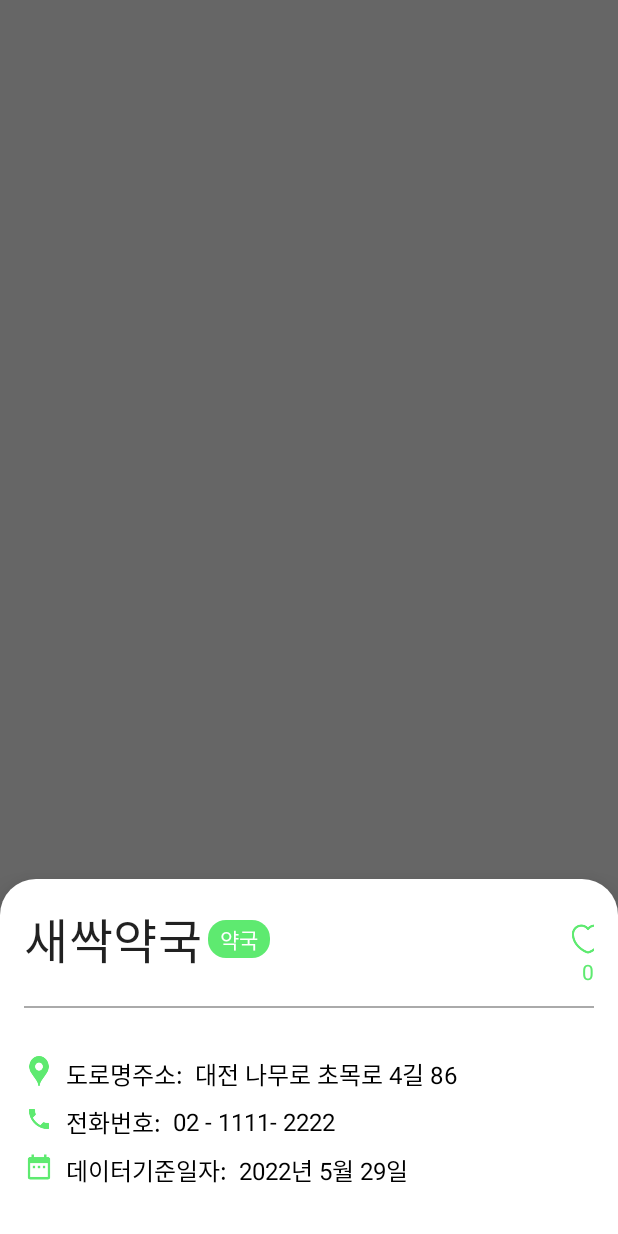
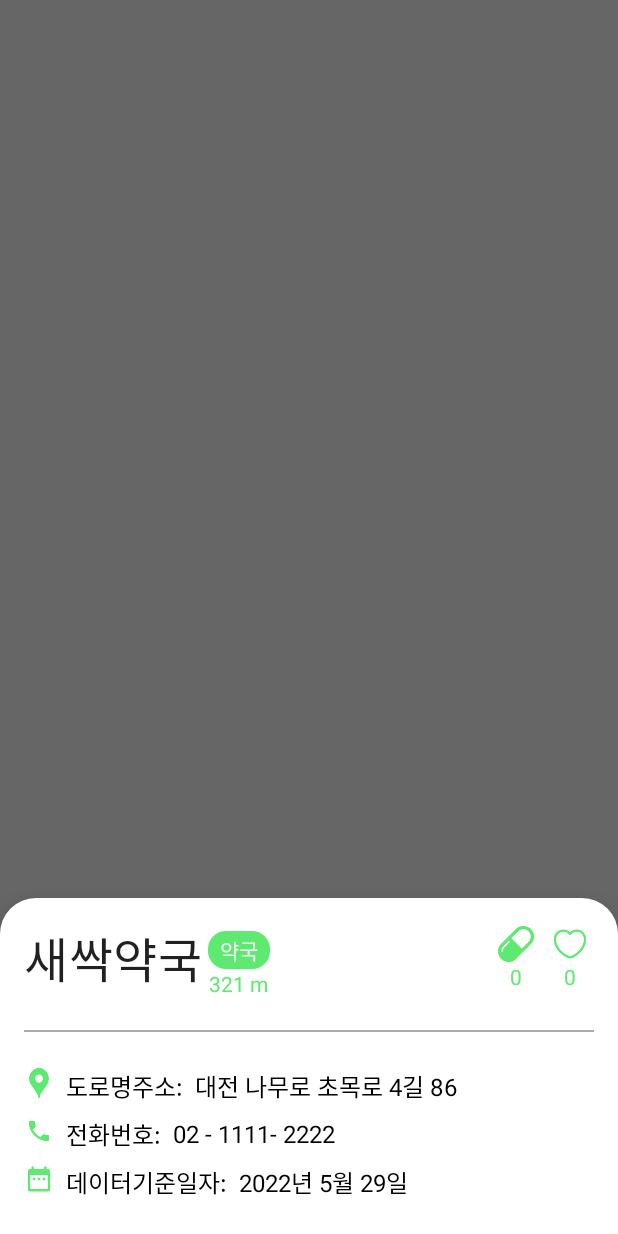
Before and after one commit to BanDalKang/Medi_seed, an Android app: the fragment BottomSheetFragment placed in its activity, on a phone screen of 412 x 824 dp. Run offline under Robolectric (Android 15) with nearby library versions, the phone set to English and light mode, and no system bars; our stand-ins replace Firebase (no records; nobody signed in at launch, a user with empty details on screens opened directly).

Commit message:
feat: 수거횟수 가져오기

```diff
--- a/app/src/main/java/com/mediseed/mediseed/ui/bottomSheet/BottomSheetFragment.kt
+++ b/app/src/main/java/com/mediseed/mediseed/ui/bottomSheet/BottomSheetFragment.kt
@@ -42,21 +42,22 @@ class BottomSheetFragment : BottomSheetDialogFragment() {
             binding.tvDate.text = it.getString("date", "")
         }
 
-        // heart count를 관찰
         viewModel.heartCount.observe(viewLifecycleOwner) { count ->
             binding.tvHeartNumber.text = count.toString()
         }
 
-        // heart count를 가져옴
+        viewModel.medicineCount.observe(viewLifecycleOwner) { count ->
+            binding.tvMedicineNumber.text = count.toString()
+        }
+
         viewModel.fetchHeartCount(turn)
+        viewModel.fetchMedicineCount(turn)
 
-        // 하트 아이콘 클릭 리스너 설정
         binding.ivHeart.setOnClickListener {
             val isHeartFilled = toggleHeartIcon()
             viewModel.updateHeartCount(turn, isHeartFilled) { success ->
                 if (!success) {
-                    // 실패했을 경우, 하트 아이콘 변경을 되돌림
-                    toggleHeartIcon() // 변경 되돌림
+                    toggleHeartIcon()
                 }
             }
         }
--- a/app/src/main/java/com/mediseed/mediseed/ui/bottomSheet/BottomSheetViewModel.kt
+++ b/app/src/main/java/com/mediseed/mediseed/ui/bottomSheet/BottomSheetViewModel.kt
@@ -12,14 +12,17 @@ class BottomSheetViewModel : ViewModel() {
     private val _heartCount = MutableLiveData<Int>()
     val heartCount: LiveData<Int> get() = _heartCount
 
+    private val _medicineCount = MutableLiveData<Int>()
+    val medicineCount: LiveData<Int> get() = _medicineCount
+
     private var heartCountListener: ValueEventListener? = null
+    private var medicineCountListener: ValueEventListener? = null
     private var currentTurn: Int? = null
 
     fun fetchHeartCount(turn: Int) {
-        val ref = database.getReference("location/$turn/heart")
+        val ref = database.getReference("location/$turn/heartCount")
         currentTurn = turn
 
-        // 이전 리스너가 있으면 제거하여 메모리 누수 방지
         heartCountListener?.let { ref.removeEventListener(it) }
 
         heartCountListener = object : ValueEventListener {
@@ -35,8 +38,27 @@ class BottomSheetViewModel : ViewModel() {
         ref.addValueEventListener(heartCountListener as ValueEventListener)
     }
 
+    fun fetchMedicineCount(turn: Int) {
+        val ref = database.getReference("location/$turn/medicineCount")
+        currentTurn = turn
+
+        medicineCountListener?.let { ref.removeEventListener(it) }
+
+        medicineCountListener = object : ValueEventListener {
+            override fun onDataChange(dataSnapshot: DataSnapshot) {
+                val count = dataSnapshot.getValue(Int::class.java) ?: 0
+                _medicineCount.value = count
+            }
+
+            override fun onCancelled(databaseError: DatabaseError) {
+                // 에러 처리
+            }
+        }
+        ref.addValueEventListener(medicineCountListener as ValueEventListener)
+    }
+
     fun updateHeartCount(turn: Int, increment: Boolean, callback: (Boolean) -> Unit) {
-        val ref = database.getReference("location/$turn/heart")
+        val ref = database.getReference("location/$turn/heartCount")
 
         ref.runTransaction(object : Transaction.Handler {
             override fun doTransaction(mutableData: MutableData): Transaction.Result {
@@ -55,7 +77,6 @@ class BottomSheetViewModel : ViewModel() {
             ) {
                 callback(committed)
                 if (committed) {
-                    // 이 부분은 선택사항이며, 리스너가 값을 업데이트할 것이기 때문에
                     _heartCount.value = dataSnapshot?.getValue(Int::class.java)
                 }
             }
@@ -64,10 +85,14 @@ class BottomSheetViewModel : ViewModel() {
 
     override fun onCleared() {
         super.onCleared()
-        // ViewModel이 클리어될 때 리스너를 제거하여 메모리 누수 방지
         heartCountListener?.let { listener ->
             currentTurn?.let { turn ->
-                database.getReference("location/$turn/heart").removeEventListener(listener)
+                database.getReference("location/$turn/heartCount").removeEventListener(listener)
+            }
+        }
+        medicineCountListener?.let { listener ->
+            currentTurn?.let { turn ->
+                database.getReference("location/$turn/medicineCount").removeEventListener(listener)
             }
         }
     }
--- a/app/src/main/res/drawable/shape_facility_type.xml
+++ b/app/src/main/res/drawable/shape_facility_type.xml
@@ -1,5 +1,5 @@
 <shape xmlns:android="http://schemas.android.com/apk/res/android">
     <solid android:color="@color/green_300" />
     <corners android:radius="12dp" />
-    <size android:width="40dp" android:height="22dp" />
+    <size android:width="40dp" android:height="20dp" />
 </shape>
--- a/app/src/main/res/layout/fragment_bottom_sheet.xml
+++ b/app/src/main/res/layout/fragment_bottom_sheet.xml
@@ -1,6 +1,7 @@
 <?xml version="1.0" encoding="utf-8"?>
 <androidx.constraintlayout.widget.ConstraintLayout xmlns:android="http://schemas.android.com/apk/res/android"
     xmlns:app="http://schemas.android.com/apk/res-auto"
+    xmlns:tools="http://schemas.android.com/tools"
     android:layout_width="match_parent"
     android:layout_height="wrap_content"
     android:padding="16dp">
@@ -15,47 +16,96 @@
         app:layout_constraintStart_toStartOf="parent"
         app:layout_constraintTop_toTopOf="parent" />
 
+    <LinearLayout
+        android:layout_width="wrap_content"
+        android:layout_height="wrap_content"
+        android:gravity="center"
+        android:orientation="vertical"
+        android:layout_marginStart="4dp"
+        android:layout_marginTop="8dp"
+        app:layout_constraintStart_toEndOf="@+id/tvFacilityName"
+        app:layout_constraintTop_toTopOf="@+id/tvFacilityName"
+        app:layout_constraintBottom_toBottomOf="@+id/tvFacilityName">
+
         <TextView
             android:id="@+id/tvFacilityType"
             android:layout_width="wrap_content"
             android:layout_height="wrap_content"
-        android:layout_marginStart="4dp"
             android:paddingVertical="2dp"
             android:paddingHorizontal="8dp"
             android:background="@drawable/shape_facility_type"
             android:text="약국"
-        android:textColor="@android:color/white"
+            android:textColor="@android:color/white" />
+
+        <TextView
+            android:id="@+id/tvDistance"
+            android:layout_width="wrap_content"
+            android:layout_height="wrap_content"
+            android:text="321 m"
+            android:textColor="@color/green_300" />
+
+    </LinearLayout>
+
+    <LinearLayout
+        android:id="@+id/llMedicine"
+        android:layout_width="wrap_content"
+        android:layout_height="wrap_content"
+        android:gravity="center_horizontal"
+        android:orientation="vertical"
+        android:paddingHorizontal="4dp"
+        android:layout_marginEnd="4dp"
         app:layout_constraintBottom_toBottomOf="@+id/tvFacilityName"
-        app:layout_constraintStart_toEndOf="@+id/tvFacilityName"
-        app:layout_constraintTop_toTopOf="@+id/tvFacilityName" />
+        app:layout_constraintEnd_toStartOf="@+id/llHeart"
+        app:layout_constraintTop_toTopOf="@+id/tvFacilityName">
+
+        <ImageView
+            android:id="@+id/ivMedicine"
+            android:layout_width="24dp"
+            android:layout_height="24dp"
+            android:clickable="true"
+            android:src="@drawable/ic_medicine" />
+
+        <TextView
+            android:id="@+id/tvMedicineNumber"
+            android:layout_width="wrap_content"
+            android:layout_height="wrap_content"
+            android:text="12"
+            android:textColor="@color/green_300" />
+    </LinearLayout>
+
+    <LinearLayout
+        android:id="@+id/llHeart"
+        android:layout_width="wrap_content"
+        android:layout_height="wrap_content"
+        android:gravity="center_horizontal"
+        android:orientation="vertical"
+        android:paddingHorizontal="4dp"
+        app:layout_constraintBottom_toBottomOf="@+id/tvFacilityName"
+        app:layout_constraintEnd_toEndOf="parent"
+        app:layout_constraintTop_toTopOf="@+id/tvFacilityName">
 
         <ImageView
             android:id="@+id/ivHeart"
             android:layout_width="24dp"
             android:layout_height="24dp"
-        android:src="@drawable/ic_heart_empty"
             android:clickable="true"
-        app:layout_constraintStart_toStartOf="@id/tvHeartNumber"
-        app:layout_constraintEnd_toEndOf="@id/tvHeartNumber"
-        app:layout_constraintTop_toTopOf="@id/tvFacilityType"
-        app:layout_constraintBottom_toBottomOf="@id/tvFacilityType" />
+            android:src="@drawable/ic_heart_empty" />
 
         <TextView
             android:id="@+id/tvHeartNumber"
             android:layout_width="wrap_content"
             android:layout_height="wrap_content"
             android:text="124"
-        android:textColor="@color/green_300"
-        app:layout_constraintTop_toBottomOf="@id/ivHeart"
-        app:layout_constraintEnd_toEndOf="parent" />
+            android:textColor="@color/green_300" />
+    </LinearLayout>
 
     <View
         android:id="@+id/vLine"
         android:layout_width="0dp"
         android:layout_height="1dp"
-        android:layout_marginTop="32dp"
+        android:layout_marginTop="24dp"
         android:background="@android:color/darker_gray"
-        app:layout_constraintTop_toBottomOf="@id/tvFacilityType"
+        app:layout_constraintTop_toBottomOf="@id/tvFacilityName"
         app:layout_constraintStart_toStartOf="parent"
         app:layout_constraintEnd_toEndOf="parent" />
 
@@ -64,7 +114,7 @@
         android:layout_width="match_parent"
         android:layout_height="wrap_content"
         android:orientation="vertical"
-        android:paddingVertical="16dp"
+        android:paddingVertical="8dp"
         android:layout_marginTop="16dp"
         app:layout_constraintTop_toBottomOf="@+id/vLine"
         app:layout_constraintStart_toStartOf="parent"
```
Also changed, not shown: app/src/main/res/drawable/ic_medicine.png (added). Lines whose indentation alone changed are shown as unchanged.
